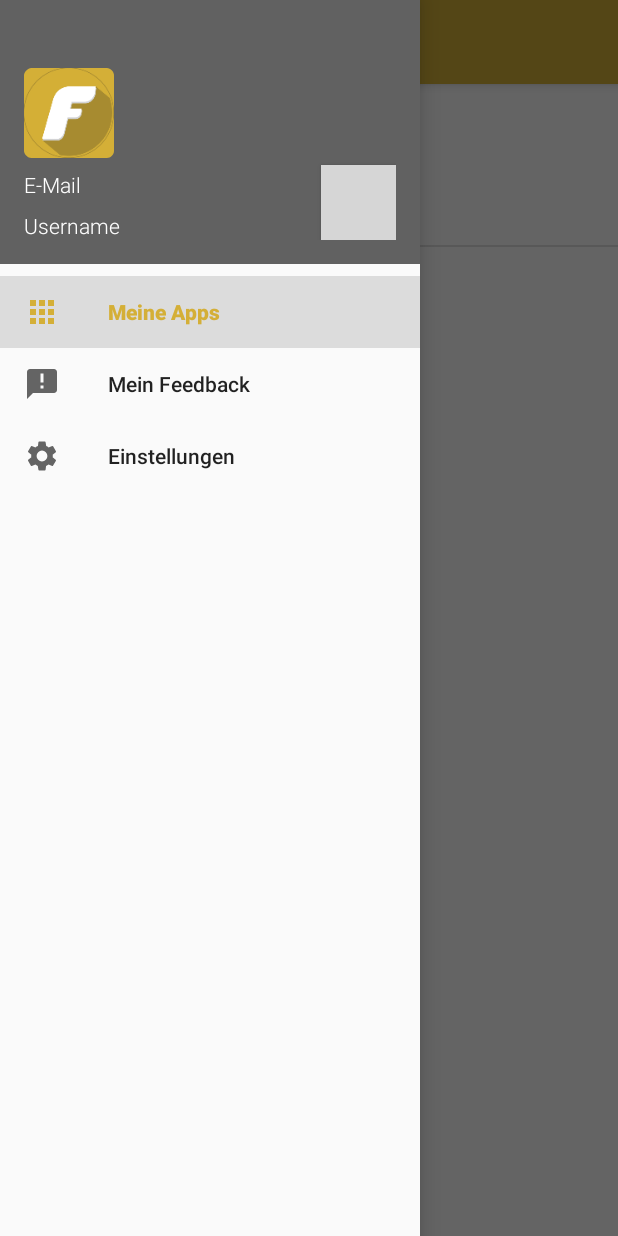
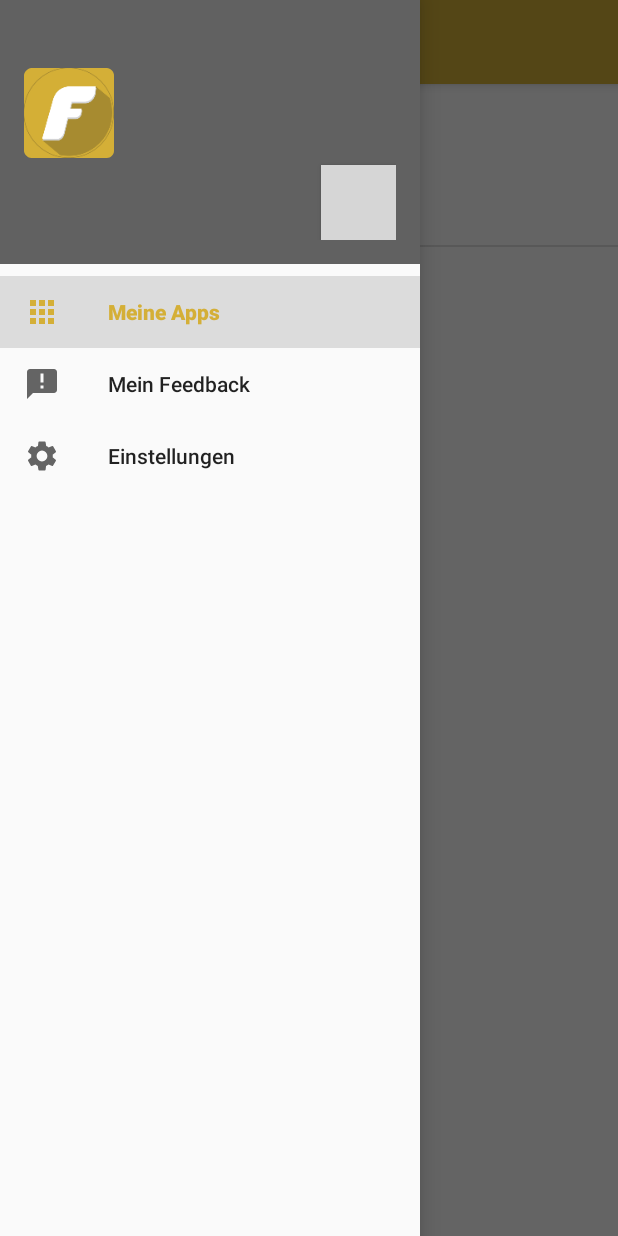
Before and after one commit to AtomV8/IIT_FeedbackApp, an Android app: the screen it shows after launch once a user with an empty profile is signed in (MainActivity), with the side drawer open, on a phone screen of 412 x 824 dp. Run offline under Robolectric (Android 15) with nearby library versions, the light colour scheme and no system bars; our stand-ins replace Firebase (no records; nobody signed in at launch, a user with empty details on screens opened directly); Roboto replaces fonts that are not available here; grey boxes are pictures that could not be loaded.

Commit message:
Update: Feedback Anzeige gefixt Navigation Drawer Name & E-Mail gefixt Login Probleme gefixt Average Rating implementiert

```diff
--- a/app/src/main/java/ch/fhnw/ip6_feedbackapp/AppDetectionService.java
+++ b/app/src/main/java/ch/fhnw/ip6_feedbackapp/AppDetectionService.java
@@ -31,8 +31,9 @@ public class AppDetectionService extends AccessibilityService {
 
     @Override
     public int onStartCommand(Intent intent, int flags, int startId) {
-        if (!intent.getBooleanExtra("ACTIVATE", true)) {
-            //disableSelf();
+        Boolean activate = intent.getExtras().getBoolean("ACTIVATE");
+        if (activate) {
+            disableSelf();
         }
         return super.onStartCommand(intent, flags, startId);
     }
--- a/app/src/main/java/ch/fhnw/ip6_feedbackapp/LoginEmailActivity.java
+++ b/app/src/main/java/ch/fhnw/ip6_feedbackapp/LoginEmailActivity.java
@@ -26,8 +26,8 @@ public class LoginEmailActivity extends AppCompatActivity {
     protected void onCreate(Bundle savedInstanceState) {
         super.onCreate(savedInstanceState);
         setContentView(R.layout.activity_login_email);
-        emailField = (EditText) findViewById(R.id.editTextEmail);
-        passwordField = (EditText) findViewById(R.id.editTextPassword);
+        emailField = findViewById(R.id.editTextEmail);
+        passwordField = findViewById(R.id.editTextPassword);
 
         mAuth = FirebaseAuth.getInstance();
         mAuthListener = new FirebaseAuth.AuthStateListener() {
--- a/app/src/main/java/ch/fhnw/ip6_feedbackapp/MainActivity.java
+++ b/app/src/main/java/ch/fhnw/ip6_feedbackapp/MainActivity.java
@@ -31,6 +31,10 @@ public class MainActivity extends AppCompatActivity implements NavigationView.On
     private boolean isServiceRunning = false;
 
     private DrawerLayout drawer;
+    private TextView labelUserName;
+    private TextView labelUserEmail;
+    private ImageView imageUserPic;
+
 
     private FirebaseAuth mAuth;
     private FirebaseAuth.AuthStateListener mAuthStateListener;
@@ -38,7 +42,6 @@ public class MainActivity extends AppCompatActivity implements NavigationView.On
 
     @Override
     protected void onCreate(Bundle savedInstanceState) {
-        Log.d("MAINONCREATE", "");
         super.onCreate(savedInstanceState);
         setContentView(R.layout.activity_main);
 
@@ -46,8 +49,8 @@ public class MainActivity extends AppCompatActivity implements NavigationView.On
         mAuthStateListener = new FirebaseAuth.AuthStateListener() {
             @Override
             public void onAuthStateChanged(@NonNull FirebaseAuth firebaseAuth) {
-                mUser = firebaseAuth.getCurrentUser();
-                if (mUser == null) {
+                FirebaseUser user = firebaseAuth.getCurrentUser();
+                if (user == null) {
                     Intent i = new Intent(getApplicationContext(), LoginChoiceActivity.class);
                     startActivity(i);
                 } else {
@@ -55,6 +58,7 @@ public class MainActivity extends AppCompatActivity implements NavigationView.On
                         createNotificationChannel();
                         startService();
                     }
+                    mUser = user;
                 }
             }
         };
@@ -66,6 +70,11 @@ public class MainActivity extends AppCompatActivity implements NavigationView.On
         NavigationView navigationView = findViewById(R.id.nav_view);
         navigationView.setNavigationItemSelectedListener(this);
 
+        View header = navigationView.getHeaderView(0);
+        labelUserName = header.findViewById(R.id.userName);
+        labelUserEmail = header.findViewById(R.id.userEmail);
+        imageUserPic = header.findViewById(R.id.userPic);
+
         ActionBarDrawerToggle toggle = new ActionBarDrawerToggle(this, drawer, toolbar,
                 R.string.navigation_drawer_open, R.string.navigation_drawer_close);
         drawer.addDrawerListener(toggle);
@@ -75,18 +84,22 @@ public class MainActivity extends AppCompatActivity implements NavigationView.On
             getSupportFragmentManager().beginTransaction().replace(R.id.fragment_container, new MyAppsFragment()).commit();
             navigationView.setCheckedItem(R.id.nav_myApps);
         }
-        if (mUser != null) {
+    }
+
+    @Override
+    protected void onResume() {
+        super.onResume();
+        if (FirebaseAuth.getInstance().getCurrentUser() == null) {
+            Intent i = new Intent(getApplicationContext(), LoginChoiceActivity.class);
+            startActivity(i);
+        }else{
             updateUI();
         }
     }
 
     public void updateUI() {
-        TextView labelUserName = findViewById(R.id.userName);
-        TextView labelUserEmail = findViewById(R.id.userEmail);
-        ImageView imageUserPic = findViewById(R.id.userPic);
-
-        labelUserEmail.setText(mUser.getEmail());
-        labelUserName.setText(mUser.getDisplayName());
+        labelUserEmail.setText(FirebaseAuth.getInstance().getCurrentUser().getEmail());
+        labelUserName.setText(FirebaseAuth.getInstance().getCurrentUser().getDisplayName());
     }
 
     public void logout(View view) {
--- a/app/src/main/java/ch/fhnw/ip6_feedbackapp/MyFeedbackFragment.java
+++ b/app/src/main/java/ch/fhnw/ip6_feedbackapp/MyFeedbackFragment.java
@@ -62,13 +62,13 @@ public class MyFeedbackFragment extends Fragment {
     public void onReceiveFeedback(ArrayList<FeedbackLoader.FeedbackEntryObject> list) {
         ArrayList<FeedbackLoader.FeedbackEntryObject> feedbackEntryObjects = list;
         // Remove all entries from the list that have not been submitted by this user
+        ArrayList<FeedbackLoader.FeedbackEntryObject> wrongUser = new ArrayList<>();
         for (FeedbackLoader.FeedbackEntryObject feo : feedbackEntryObjects) {
-            ArrayList<FeedbackLoader.FeedbackEntryObject> wrongUser = new ArrayList<>();
-            if (feo.getUserid() != FirebaseAuth.getInstance().getCurrentUser().getUid()) {
+            if (!feo.getUserid().equals(FirebaseAuth.getInstance().getCurrentUser().getUid())) {
                 wrongUser.add(feo);
             }
-            feedbackEntryObjects.remove(wrongUser);
         }
+        feedbackEntryObjects.removeAll(wrongUser);
         // Sort the feedback by timestamp
         if (feedbackEntryObjects.size() > 1) {
             Comparator<FeedbackLoader.FeedbackEntryObject> c = new Comparator<FeedbackLoader.FeedbackEntryObject>() {
```
Also changed, not shown: app/src/main/java/ch/fhnw/ip6_feedbackapp/EmailSignupActivity.java (+6 -6 lines), app/src/main/java/ch/fhnw/ip6_feedbackapp/FeedbackActivity.java (+40 -18 lines), app/src/main/java/ch/fhnw/ip6_feedbackapp/FeedbackLoader.java (+6 -2 lines).
